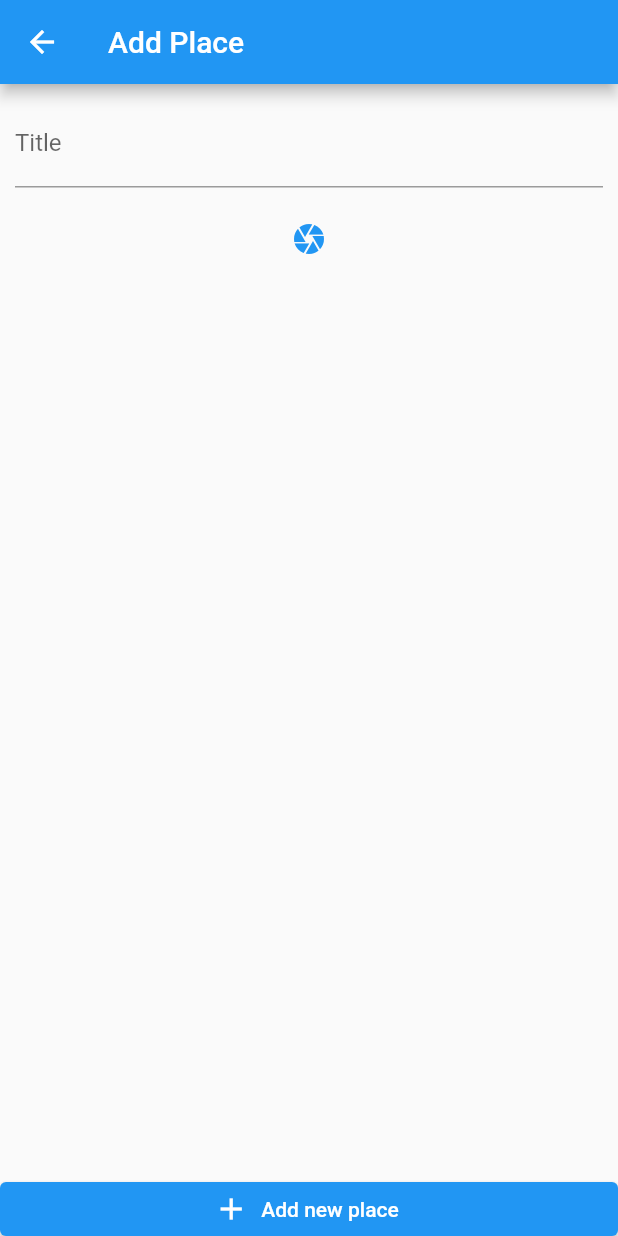
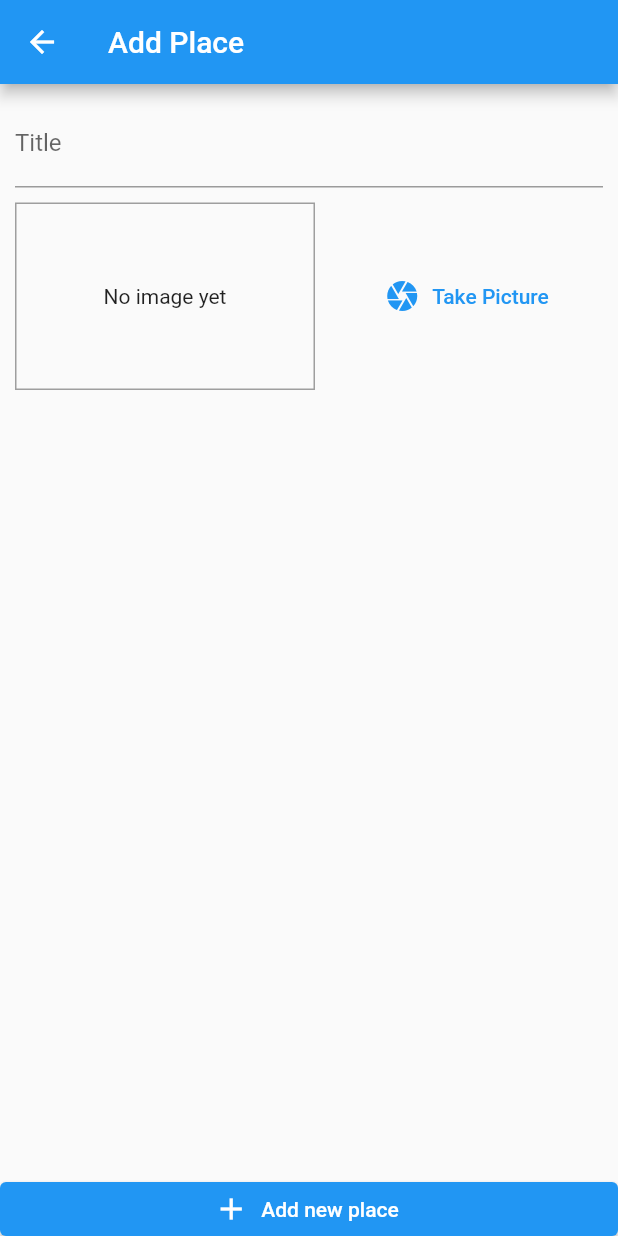
Before and after one commit to AdelRizq/Zeyara, a Flutter app: the AddPlaceScreen screen opened by its route, on a phone screen of 412 x 824 dp. Run offline on Flutter 3.47's test engine with Material 2 defaults, Android fonts, the phone set to English and light mode, and no system bars; our stand-ins replace image_picker.

Commit message:
Pick and save the place image

```diff
--- a/lib/screens/add_place_screen.dart
+++ b/lib/screens/add_place_screen.dart
@@ -1,4 +1,8 @@
+import 'dart:io';
+
 import 'package:flutter/material.dart';
+
+import '../widgets/image_input.dart';
 
 class AddPlaceScreen extends StatefulWidget {
   static String routeName = "/add-place-screen";
@@ -9,6 +13,11 @@ class AddPlaceScreen extends StatefulWidget {
 
 class _AddPlaceScreenState extends State<AddPlaceScreen> {
   TextEditingController _titleController;
+  File _pickedImage;
+
+  _selectImage(File pickedImage) {
+    _pickedImage = pickedImage;
+  }
 
   @override
   Widget build(BuildContext context) {
@@ -34,11 +43,7 @@ class _AddPlaceScreenState extends State<AddPlaceScreen> {
                     SizedBox(
                       height: 10,
                     ),
-                    Container(),
-                    TextButton(
-                      onPressed: () {},
-                      child: Icon(Icons.camera),
-                    ),
+                    ImageInput(_selectImage),
                   ],
                 ),
               ),
--- /dev/null
+++ b/lib/widgets/image_input.dart
@@ -0,0 +1,76 @@
+import 'dart:io';
+
+import 'package:flutter/material.dart';
+import 'package:image_picker/image_picker.dart';
+import 'package:path_provider/path_provider.dart' as syspath;
+import 'package:path/path.dart' as path;
+
+class ImageInput extends StatefulWidget {
+  final Function _onSelectImage;
+
+  ImageInput(this._onSelectImage);
+
+  @override
+  _ImageInputState createState() => _ImageInputState();
+}
+
+class _ImageInputState extends State<ImageInput> {
+  File _storedImage;
+
+  Future<void> pickPicture() async {
+    final picker = ImagePicker();
+    final imageFile = await picker.getImage(
+      source: ImageSource.camera,
+      maxWidth: 600,
+    );
+
+    setState(() {
+      _storedImage = File(imageFile.path);
+    });
+
+    final fileName = path.basename(imageFile.path);
+    final appDir = await syspath.getApplicationDocumentsDirectory();
+
+    final savedImage = await _storedImage.copy("${appDir.path}/$fileName");
+    widget._onSelectImage(savedImage);
+  }
+
+  @override
+  Widget build(BuildContext context) {
+    return Row(
+      children: [
+        Container(
+          width: 200,
+          height: 125,
+          decoration: BoxDecoration(
+            border: Border.all(
+              width: 1,
+              color: Colors.grey,
+            ),
+          ),
+          child: _storedImage != null
+              ? Image.file(
+                  _storedImage,
+                  fit: BoxFit.cover,
+                  width: double.infinity,
+                )
+              : Text(
+                  "No image yet",
+                  textAlign: TextAlign.center,
+                ),
+          alignment: Alignment.center,
+        ),
+        SizedBox(
+          width: 10,
+        ),
+        Expanded(
+          child: TextButton.icon(
+            icon: Icon(Icons.camera),
+            label: Text('Take Picture'),
+            onPressed: pickPicture,
+          ),
+        ),
+      ],
+    );
+  }
+}
--- a/pubspec.yaml
+++ b/pubspec.yaml
@@ -23,6 +23,9 @@ environment:
 dependencies:
   flutter:
     sdk: flutter
+  image_picker: ^0.7.4
+  path: ^1.8.0
+  path_provider: ^2.0.1
 
   # The following adds the Cupertino Icons font to your application.
   # Use with the CupertinoIcons class for iOS style icons.
```
Also changed, not shown: pubspec.lock, 1 other file.
